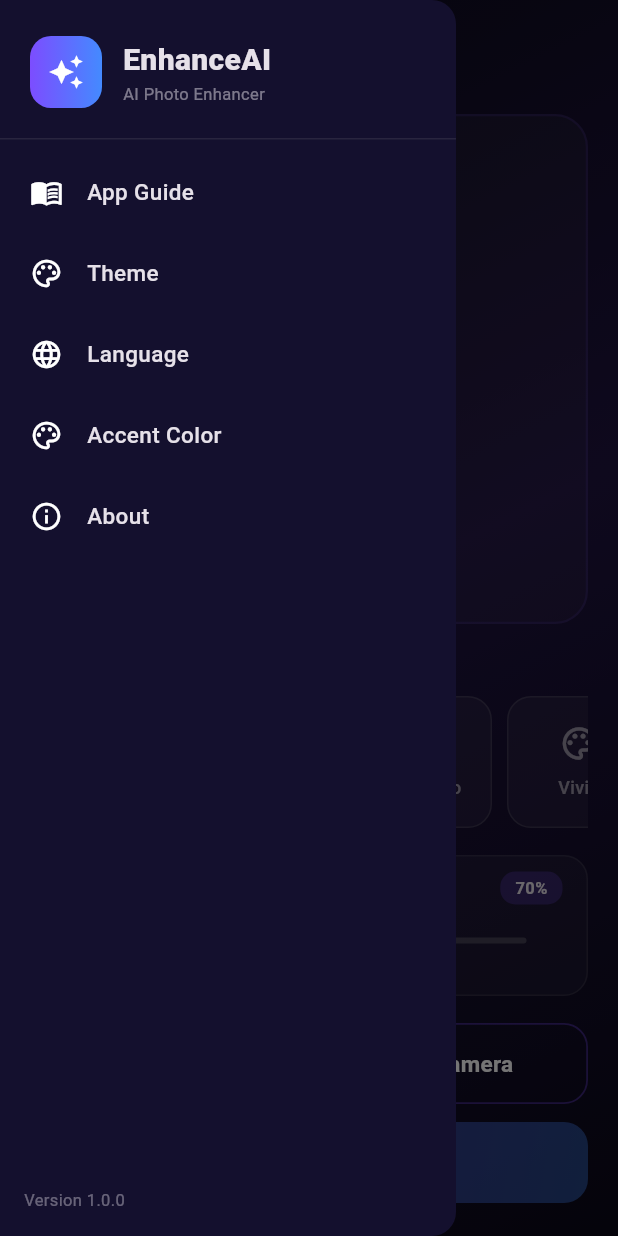
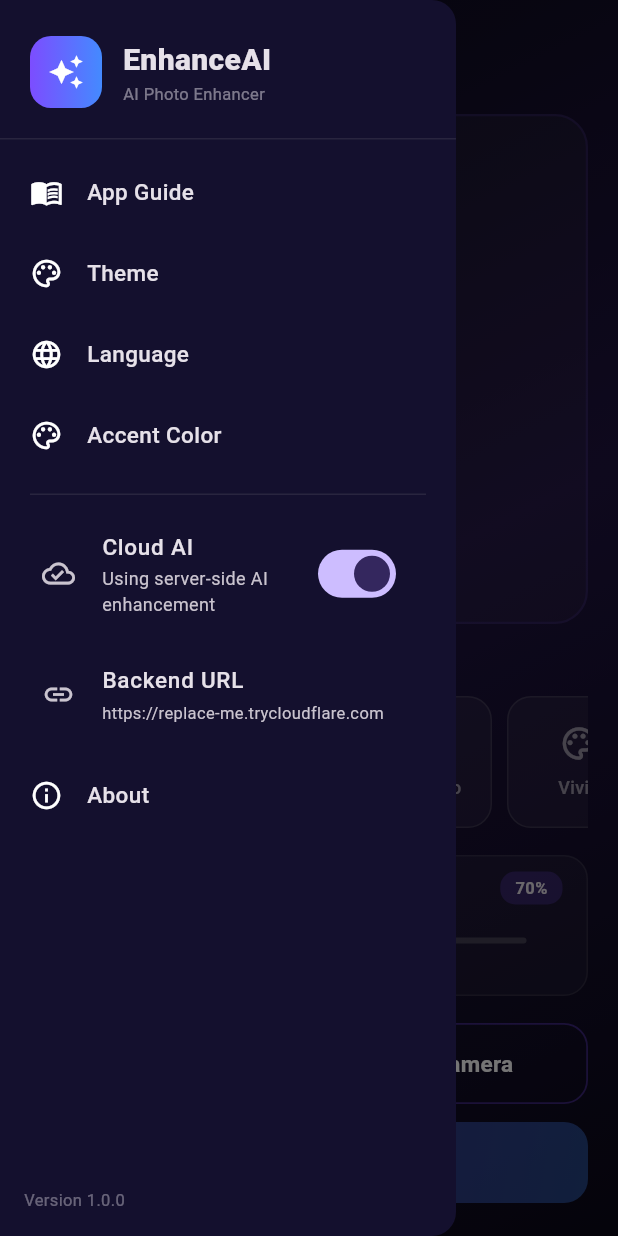
Before and after one commit to Meeraaqibali/EnhanceAI, a Flutter app: the screen it shows after launch, with the side drawer open, on a phone screen of 412 x 824 dp. Run offline on Flutter 3.47's test engine with Material 3 defaults, Android fonts, the phone set to English and light mode, and no system bars; our stand-ins replace image_picker; missing offline and left inert: gal.

Commit message:
Backend: face enhancer endpoint + cloud toggle in app

```diff
--- a/lib/main.dart
+++ b/lib/main.dart
@@ -7,6 +7,7 @@ import 'package:flutter/foundation.dart';
 import 'package:image_picker/image_picker.dart';
 import 'package:image/image.dart' as img;
 import 'package:gal/gal.dart';
+import 'package:http/http.dart' as http;
 import 'draft_store.dart';
 
 // ============================================================
@@ -28,6 +29,30 @@ class AppSettings extends ChangeNotifier {
 }
 
 final appSettings = AppSettings();
+
+// ============================================================
+//  BACKEND CONFIG
+// ============================================================
+class BackendConfig extends ChangeNotifier {
+  String _url = 'https://replace-me.trycloudflare.com';
+  bool _cloudEnabled = true;
+
+  String get url => _url;
+  bool get cloudEnabled => _cloudEnabled;
+
+  void setUrl(String v) {
+    _url = v.trim();
+    notifyListeners();
+  }
+
+  void setCloudEnabled(bool v) {
+    _cloudEnabled = v;
+    notifyListeners();
+  }
+}
+
+final backendConfig = BackendConfig();
+
 
 // ============================================================
 //  TRANSLATIONS
@@ -474,6 +499,26 @@ Future<Uint8List> processImage(Uint8List b, String m, double i) {
   return compute(_processImage, {'bytes': b, 'mode': m, 'intensity': i});
 }
 
+
+Future<Uint8List?> enhanceViaBackend(Uint8List bytes, String mode, double intensity) async {
+  if (!backendConfig.cloudEnabled) return null;
+  if (backendConfig.url.contains('replace-me')) return null;
+
+  try {
+    final uri = Uri.parse('${backendConfig.url}/enhance/');
+    final req = http.MultipartRequest('POST', uri)
+      ..files.add(http.MultipartFile.fromBytes('file', bytes, filename: 'input.jpg'));
+    final streamed = await req.send().timeout(const Duration(seconds: 120));
+    final res = await http.Response.fromStream(streamed);
+    if (res.statusCode == 200 && res.bodyBytes.length > 1000) {
+      return res.bodyBytes;
+    }
+    return null;
+  } catch (_) {
+    return null;
+  }
+}
+
 // ============================================================
 //  HOME PAGE
 // ============================================================
@@ -515,6 +560,7 @@ class _HomePageState extends State<HomePage> with TickerProviderStateMixin {
         vsync: this, duration: const Duration(milliseconds: 1200))
       ..repeat(reverse: true);
     appSettings.addListener(_onSettingsChanged);
+    backendConfig.addListener(_onSettingsChanged);
     _loadDrafts();
   }
 
@@ -525,6 +571,7 @@ class _HomePageState extends State<HomePage> with TickerProviderStateMixin {
   @override
   void dispose() {
     appSettings.removeListener(_onSettingsChanged);
+    backendConfig.removeListener(_onSettingsChanged);
     _shimmerCtrl.dispose();
     _pulseCtrl.dispose();
     super.dispose();
@@ -549,18 +596,33 @@ class _HomePageState extends State<HomePage> with TickerProviderStateMixin {
       _error = null;
     });
     final start = DateTime.now();
-    try {
-      final result = await processImage(_originalBytes!, _mode, _intensity);
-      final elapsed = DateTime.now().difference(start).inMilliseconds;
-      if (elapsed < 2000) {
-        await Future.delayed(Duration(milliseconds: 2000 - elapsed));
+
+    Uint8List? result;
+
+    // Try cloud AI first
+    if (backendConfig.cloudEnabled) {
+      result = await enhanceViaBackend(_originalBytes!, _mode, _intensity);
+    }
+
+    // Fallback to on-device
+    if (result == null) {
+      try {
+        result = await processImage(_originalBytes!, _mode, _intensity);
+      } catch (e) {
+        setState(() => _error = "Enhance failed: $e");
+        setState(() => _loading = false);
+        return;
       }
-      setState(() => _enhancedBytes = result);
-    } catch (e) {
-      setState(() => _error = "Enhance failed: $e");
-    } finally {
-      setState(() => _loading = false);
     }
+
+    final elapsed = DateTime.now().difference(start).inMilliseconds;
+    if (elapsed < 1500) {
+      await Future.delayed(Duration(milliseconds: 1500 - elapsed));
+    }
+    setState(() {
+      _enhancedBytes = result;
+      _loading = false;
+    });
   }
 
   Future<void> _save() async {
@@ -1352,6 +1414,9 @@ class AppDrawer extends StatelessWidget {
                 () => _sheetLanguage(context)),
             _item(context, Icons.color_lens_outlined, T.t('accent'),
                 () => _sheetAccent(context)),
+                        _divider(context),
+            _cloudToggle(context),
+            _urlEditor(context),
             _item(context, Icons.info_outline, T.t('about'),
                 () => _push(context, const AboutScreen())),
             const Spacer(),
@@ -1629,6 +1694,87 @@ class AppDrawer extends StatelessWidget {
       ),
     );
   }
+
+  Widget _divider(BuildContext context) => Padding(
+        padding: const EdgeInsets.symmetric(horizontal: 20, vertical: 12),
+        child: Divider(color: Colors.grey.withOpacity(0.15), height: 1),
+      );
+
+  Widget _cloudToggle(BuildContext context) {
+    return Padding(
+      padding: const EdgeInsets.symmetric(horizontal: 12, vertical: 4),
+      child: AnimatedBuilder(
+        animation: backendConfig,
+        builder: (_, __) => SwitchListTile.adaptive(
+          value: backendConfig.cloudEnabled,
+          onChanged: backendConfig.setCloudEnabled,
+          title: const Text("Cloud AI",
+              style: TextStyle(fontSize: 15, fontWeight: FontWeight.w500)),
+          subtitle: Text(
+            backendConfig.cloudEnabled
+                ? "Using server-side AI enhancement"
+                : "Using on-device enhancement",
+            style: const TextStyle(fontSize: 12),
+          ),
+          secondary: Icon(
+            backendConfig.cloudEnabled
+                ? Icons.cloud_done_outlined
+                : Icons.phone_android_outlined,
+            size: 22,
+          ),
+        ),
+      ),
+    );
+  }
+
+  Widget _urlEditor(BuildContext context) {
+    final ctrl = TextEditingController(text: backendConfig.url);
+    return Padding(
+      padding: const EdgeInsets.symmetric(horizontal: 12, vertical: 4),
+      child: ListTile(
+        leading: const Icon(Icons.link, size: 22),
+        title: const Text("Backend URL",
+            style: TextStyle(fontSize: 15, fontWeight: FontWeight.w500)),
+        subtitle: AnimatedBuilder(
+          animation: backendConfig,
+          builder: (_, __) => Text(
+            backendConfig.url,
+            style: const TextStyle(fontSize: 11),
+            maxLines: 1,
+            overflow: TextOverflow.ellipsis,
+          ),
+        ),
+        onTap: () {
+          showDialog(
+            context: context,
+            builder: (ctx) => AlertDialog(
+              title: const Text("Backend URL"),
+              content: TextField(
+                controller: ctrl,
+                autofocus: true,
+                decoration: const InputDecoration(
+                  hintText: "https://your-tunnel.trycloudflare.com",
+                ),
+              ),
+              actions: [
+                TextButton(
+                    onPressed: () => Navigator.pop(ctx),
+                    child: const Text("Cancel")),
+                FilledButton(
+                  onPressed: () {
+                    backendConfig.setUrl(ctrl.text);
+                    Navigator.pop(ctx);
+                  },
+                  child: const Text("Save"),
+                ),
+              ],
+            ),
+          );
+        },
+      ),
+    );
+  }
+
 }
 
 // ============================================================
```
Also changed, not shown: 1 other file.
